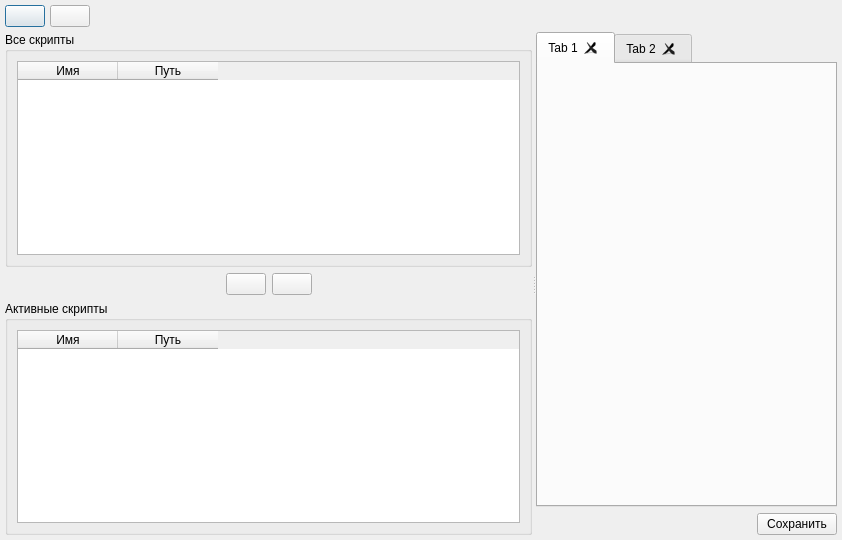
Old version of the form src/SVScriptPanel/forms/scriptPanel.ui in the repository Tyill/SVisual.
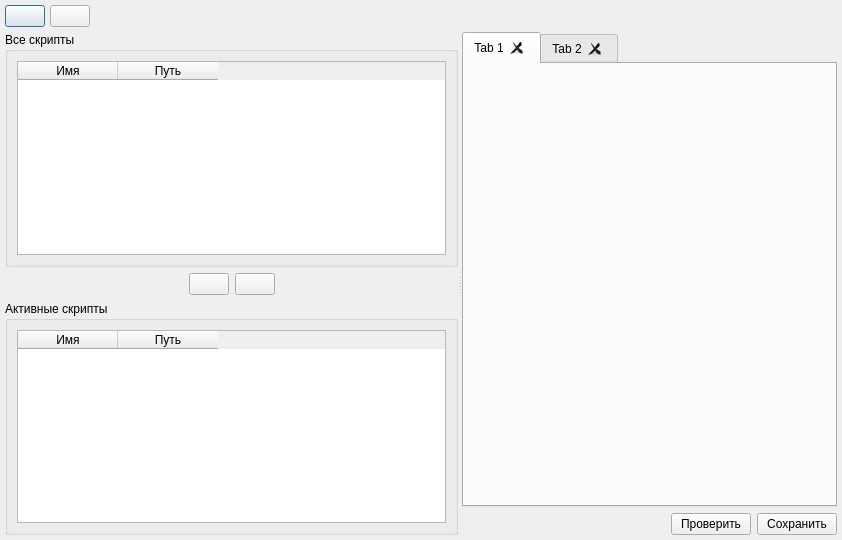
New version of the form. Icons and pictures are not drawn.

Commit message: SVScript -develop

```diff
--- a/src/SVScriptPanel/forms/scriptPanel.ui
+++ b/src/SVScriptPanel/forms/scriptPanel.ui
@@ -238,6 +238,13 @@
        </item>
        <item>
         <layout class="QHBoxLayout" name="horizontalLayout_2">
+         <item>
+          <widget class="QLabel" name="lbStatusMess">
+           <property name="text">
+            <string/>
+           </property>
+          </widget>
+         </item>
          <item>
           <spacer name="horizontalSpacer">
            <property name="orientation">
@@ -259,7 +266,14 @@
           </widget>
          </item>
          <item>
-          <widget class="QPushButton" name="pushButton_4">
+          <widget class="QPushButton" name="btnCheck">
+           <property name="text">
+            <string>Проверить</string>
+           </property>
+          </widget>
+         </item>
+         <item>
+          <widget class="QPushButton" name="btnSave">
            <property name="text">
             <string>Сохранить</string>
            </property>
```
Left out of the diff: 14 changed lines with no effect on the pictures. The commit also changes 3 other files.
